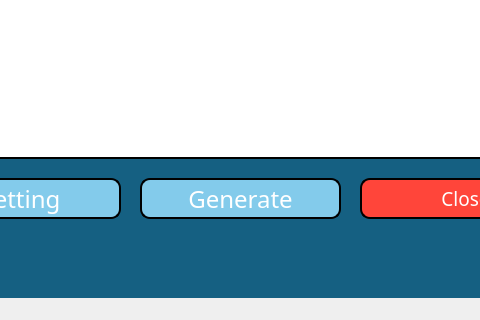
This is worklog.ui in nakkasoft/das-worklog as Qt 5 draws it before an edit; both pictures show x 150 to 630 and y 322 to 642 of the 787 by 642 pixel window. The edited form follows.
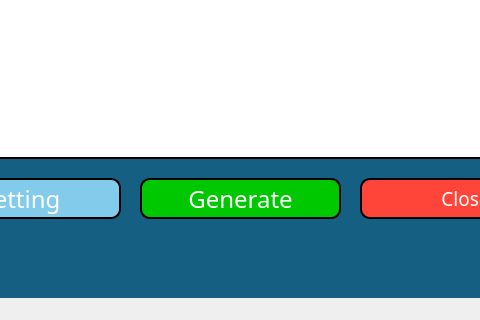
This is the edited form. Icons and pictures are not drawn.

Diff of the .ui file:
```diff
--- a/worklog.ui
+++ b/worklog.ui
@@ -88,7 +88,7 @@
      </font>
     </property>
     <property name="styleSheet">
-     <string notr="true">border: 2px solid black; background-color: rgb(131, 203, 235); border-radius: 10px; color: white;</string>
+     <string notr="true">border: 2px solid black; background-color: rgb(0, 200, 0); border-radius: 10px; color: white;</string>
     </property>
     <property name="text">
      <string>Generate</string>
```
Left out of the diff: 2 changed lines with no effect on the pictures.
